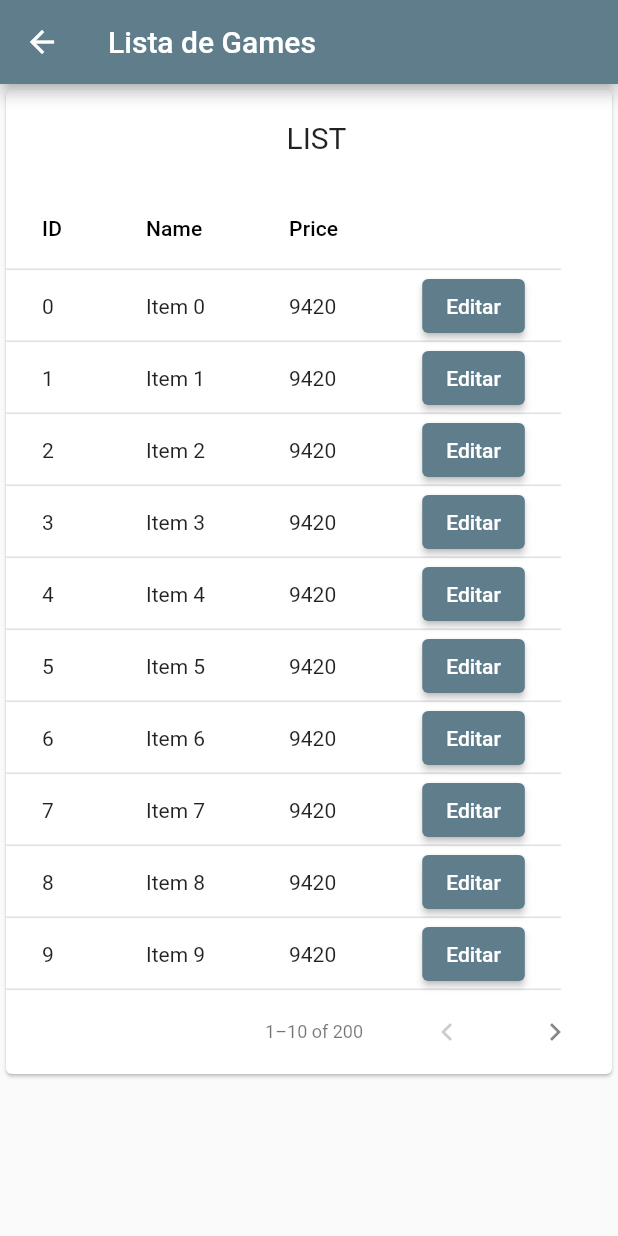
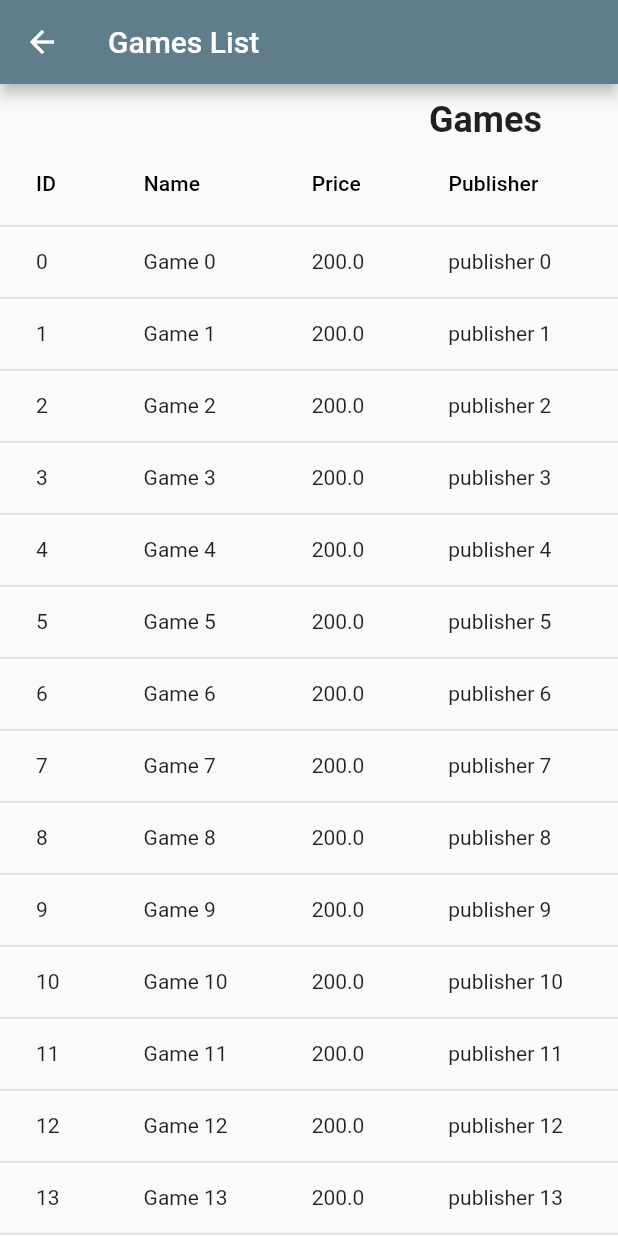
Before and after one commit to BrotherBoris/BrotherBoris-MobileExercises, a Flutter app: the GameListScreen screen opened directly, on a phone screen of 412 x 824 dp. Run offline on Flutter 3.47's test engine with Material 2 defaults, Android fonts, the phone set to English and light mode, and no system bars; our stand-ins replace flutter_form_builder; missing offline and left inert: dart:ffi.

Commit message:
crud finalized 03:23 20/04/23

```diff
--- a/crud_api/lib/back/controllers/game_controller.dart
+++ b/crud_api/lib/back/controllers/game_controller.dart
@@ -1,11 +1,17 @@
 import 'package:crud_api/back/models/game.dart';
 
 class GameController {
-  List<Game> _listGames = [];
+  static List<Game> _listGames = [];
   Game? _game;
 
   // Getters //
-  List<Game> get listGames => _listGames;
+  List<Game> get listGames {
+    if (_listGames.isEmpty) {
+      _listGames = Dumper().dump(30).cast<Game>();
+    }
+    return _listGames;
+  }
+
   Game? get game => _game;
   // Getters //
   // setters //
@@ -27,15 +33,17 @@ class GameController {
 
   void read() {}
 
-  void edit(Game game) {
-    int index = _listGames.indexWhere((g) => g.id == game.id);
+  void update(Game game) {
+    int index = _listGames.indexWhere((gameQuery) => gameQuery.id == game.id);
     if (index != -1) {
       _listGames[index] = game;
     }
   }
 
-  void delete(int gameId) {
-    _listGames.removeWhere((game) => game.id == gameId);
+  void edit(Game game) {}
+
+  void delete(int id) {
+    _listGames.removeWhere((game) => game.id == id);
   }
 
   void cancel() {
--- a/crud_api/lib/back/models/game.dart
+++ b/crud_api/lib/back/models/game.dart
@@ -47,7 +47,7 @@ class Dumper {
     List<Game> list = [];
 
     for (var i = 0; i < iterations; i++) {
-      list.add(Game(i, 'Game $i', Random().nextDouble() * 500, 'pub $i'));
+      list.add(Game(i, 'Game $i', 200, 'publisher $i'));
     }
 
     return list;
--- a/crud_api/lib/back/validators/validator_form.dart
+++ b/crud_api/lib/back/validators/validator_form.dart
@@ -1,5 +1,7 @@
 //TODO add more validators!
 // * CPF/CNPJ - phone number - etc
+
+import 'package:flutter/material.dart';
 
 /// Custom Validator Class for Form-Field Components
 ///
@@ -24,7 +26,7 @@ class ValidatorForm {
 
   /// Require a value that isn't null or empty
   // TODO change/integrate in other Validators
-  static String? Function(String?) validateEmpty({String defaultMessage = "please enter the field"}) {
+  static String? Function(String?) validateEmpty({String defaultMessage = "Enter the field"}) {
     return (value) {
       if (value == null || value.isEmpty) {
         return defaultMessage;
@@ -54,7 +56,7 @@ class ValidatorForm {
     };
   }
 
-  static String? Function(String?) validateNumberNonNegative({String defaultMessage = "please enter the field"}) {
+  static String? Function(String?) validateNumberNonNegative({String defaultMessage = "Enter a valid number"}) {
     return (value) {
       if (double.tryParse(value!) == null || int.tryParse(value) == null) {
         return defaultMessage;
--- a/crud_api/lib/front/scenes/game_list_screen.dart
+++ b/crud_api/lib/front/scenes/game_list_screen.dart
@@ -1,9 +1,13 @@
+import 'package:crud_api/back/controllers/game_controller.dart';
 import 'package:crud_api/front/components/basic_button.dart';
+import 'package:crud_api/front/scenes/game_form_screen.dart';
 import 'package:crud_api/main.dart';
 import 'package:flutter/material.dart';
 
 class GameListScreen extends StatefulWidget {
-  const GameListScreen({super.key});
+  GameController gameController = GameController();
+
+  GameListScreen({super.key});
 
   @override
   State<GameListScreen> createState() => _GameListScreen();
@@ -16,24 +20,67 @@ class _GameListScreen extends State<GameListScreen> {
   Widget build(BuildContext context) {
     return Scaffold(
       appBar: AppBar(
-        title: const Text("Lista de Games"),
+        title: const Text("Games List"),
       ),
       body: Center(
+          child: ListView(
+        scrollDirection: Axis.vertical,
+        children: [
+          SingleChildScrollView(
+            scrollDirection: Axis.horizontal,
             child: Column(
               // * alinha no centro da tela
               children: <Widget>[
-            //TODO: Find a way to space columns
-            PaginatedDataTable(
+                const SizedBox(height: 10),
+                const Center(
+                  child: Text(
+                    "Games",
+                    style: TextStyle(fontSize: 24.0, fontWeight: FontWeight.bold),
+                  ),
+                ),
+                DataTable(
                   // ignore: prefer_const_constructors, prefer_const_literals_to_create_immutables
-              columns: [DataColumn(label: Text('ID')), DataColumn(label: Text('Name')), DataColumn(label: Text('Price')), DataColumn(label: Text(''))],
-              source: _data,
-              header: const Center(
-                child: Text("LIST"),
-              ),
+                  columns: const <DataColumn>[
+                    DataColumn(label: Text('ID')),
+                    DataColumn(label: Text('Name')),
+                    DataColumn(label: Text('Price')),
+                    DataColumn(label: Text('Publisher')),
+                    DataColumn(label: Text('')),
+                    DataColumn(label: Text(''))
+                  ],
+                  rows: widget.gameController.listGames
+                      .map((game) => DataRow(cells: [
+                            DataCell(Text(game.id.toString())),
+                            DataCell(Text(game.title!)),
+                            DataCell(Text(game.price.toString())),
+                            DataCell(Text(game.publisher!)),
+                            DataCell(BasicButton(
+                              buttonText: "Edit",
+                              onPressed: () {
+                                Navigator.push(
+                                  context,
+                                  MaterialPageRoute(
+                                      builder: (context) => GameFormScreen(
+                                            editableGame: game,
+                                          )),
+                                );
+                              },
+                            )),
+                            DataCell(BasicButton(
+                              buttonText: "Delete",
+                              onPressed: () {
+                                widget.gameController.delete(game.id!);
+                                setState(() {});
+                              },
+                            ))
+                          ]))
+                      .toList(),
                 ),
               ],
             ),
           ),
+        ],
+      )),
     );
   }
 }
--- a/crud_api/lib/main.dart
+++ b/crud_api/lib/main.dart
@@ -30,7 +30,7 @@ class MyApp extends StatelessWidget {
         primarySwatch: Colors.blueGrey,
       ),
       // ! change after testing
-      home: GameFormScreen(),
+      home: const MyHomePage(),
     );
   }
 }
@@ -68,7 +68,7 @@ class _MyHomePageState extends State<MyHomePage> {
                 onPressed: () {
                   Navigator.push(
                     context,
-                    MaterialPageRoute(builder: (context) => const GameListScreen()),
+                    MaterialPageRoute(builder: (context) => GameListScreen()),
                   );
                 }),
           ],
```
Also changed, not shown: crud_api/lib/front/components/basic_button.dart (+18 -0 lines), crud_api/lib/front/scenes/game_form_screen.dart (+34 -7 lines). Lines whose indentation alone changed are shown as unchanged.
